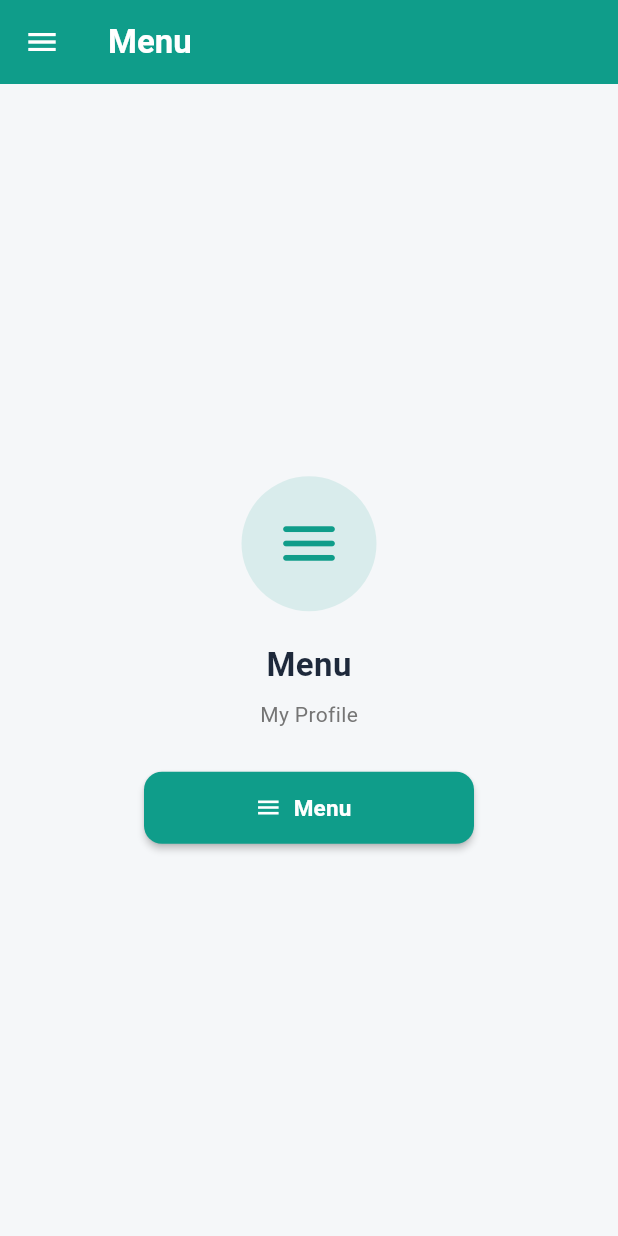
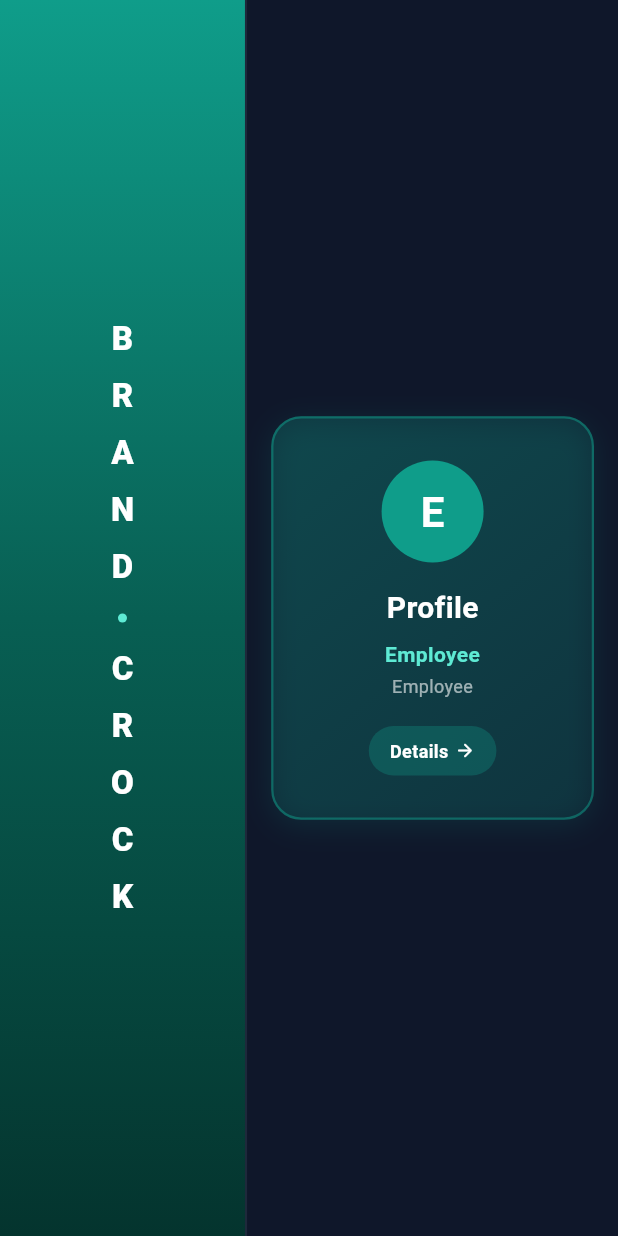
Before and after one commit to Rupesh-27/attendance_system, a Flutter app: the ProfileScreen screen opened directly, on a phone screen of 412 x 824 dp. Run offline on Flutter 3.47's test engine with Material 3 defaults, Android fonts, the phone set to English and light mode, and no system bars; our stand-ins replace file_picker, geocoding, geolocator, shared_preferences; accounts and stored records are empty.

Commit message:
refactor(profile): display split-screen brand menu directly from bottom tab

```diff
--- a/brandhrms_attendance/lib/screens/profile_screen.dart
+++ b/brandhrms_attendance/lib/screens/profile_screen.dart
@@ -4,128 +4,12 @@ import '../main.dart';
 import '../services/api_service.dart';
 import '../services/language_service.dart';
 
-/// Landing screen displayed under the bottom navigation's 4th tab.
-/// Displays an AppBar with the Menu Bar icon, which opens the full-screen split panel.
+/// Screen displayed directly when the user selects the "Menu" bottom navigation tab.
+/// It displays the Split-Screen layout immediately:
+/// - Left Half: Vertical BRAND CROCK (each letter stacked one below the other)
+/// - Right Half: Only the Profile section alone
 class ProfileScreen extends StatelessWidget {
   const ProfileScreen({super.key});
-
-  static const Color primaryColor = Color(0xFF0F9D8A);
-
-  void _openSplitMenu(BuildContext context) {
-    Navigator.of(context).push(
-      PageRouteBuilder(
-        opaque: true,
-        fullscreenDialog: true,
-        pageBuilder: (context, _, __) => const FullScreenSplitMenu(),
-        transitionsBuilder: (context, animation, _, child) {
-          final tween = Tween<Offset>(
-            begin: const Offset(-1.0, 0.0),
-            end: Offset.zero,
-          ).chain(CurveTween(curve: Curves.easeInOutCubic));
-          return SlideTransition(
-            position: animation.drive(tween),
-            child: child,
-          );
-        },
-      ),
-    );
-  }
-
-  @override
-  Widget build(BuildContext context) {
-    return ListenableBuilder(
-      listenable: LanguageService.instance,
-      builder: (context, _) {
-        return Scaffold(
-          backgroundColor: const Color(0xFFF5F7F9),
-          appBar: AppBar(
-            backgroundColor: primaryColor,
-            foregroundColor: Colors.white,
-            leading: IconButton(
-              icon: const Icon(Icons.menu),
-              tooltip: tr('menu'),
-              onPressed: () => _openSplitMenu(context),
-            ),
-            title: Text(
-              tr('menu'),
-              style: const TextStyle(fontWeight: FontWeight.bold),
-            ),
-          ),
-          body: Center(
-            child: SingleChildScrollView(
-              padding: const EdgeInsets.all(24),
-              child: Column(
-                mainAxisAlignment: MainAxisAlignment.center,
-                children: [
-                  Container(
-                    width: 90,
-                    height: 90,
-                    decoration: BoxDecoration(
-                      color: primaryColor.withValues(alpha: 0.12),
-                      shape: BoxShape.circle,
-                    ),
-                    child: const Icon(
-                      Icons.menu_rounded,
-                      size: 46,
-                      color: primaryColor,
-                    ),
-                  ),
-                  const SizedBox(height: 20),
-                  Text(
-                    tr('menu'),
-                    style: const TextStyle(
-                      fontSize: 22,
-                      fontWeight: FontWeight.bold,
-                      color: Color(0xFF1E293B),
-                    ),
-                  ),
-                  const SizedBox(height: 8),
-                  Text(
-                    tr('my_profile'),
-                    style: TextStyle(
-                      fontSize: 14,
-                      color: Colors.grey.shade600,
-                    ),
-                  ),
-                  const SizedBox(height: 28),
-                  SizedBox(
-                    width: 220,
-                    height: 48,
-                    child: ElevatedButton.icon(
-                      onPressed: () => _openSplitMenu(context),
-                      style: ElevatedButton.styleFrom(
-                        backgroundColor: primaryColor,
-                        foregroundColor: Colors.white,
-                        shape: RoundedRectangleBorder(
-                          borderRadius: BorderRadius.circular(12),
-                        ),
-                        elevation: 2,
-                      ),
-                      icon: const Icon(Icons.menu),
-                      label: Text(
-                        tr('menu'),
-                        style: const TextStyle(
-                          fontSize: 15,
-                          fontWeight: FontWeight.bold,
-                        ),
-                      ),
-                    ),
-                  ),
-                ],
-              ),
-            ),
-          ),
-        );
-      },
-    );
-  }
-}
-
-/// Full-Screen Split Navigation Panel:
-/// - Left Half: BRAND CROCK vertically stacked one letter below the other
-/// - Right Half: Only the Profile section alone
-class FullScreenSplitMenu extends StatelessWidget {
-  const FullScreenSplitMenu({super.key});
 
   static const Color brandPrimary = Color(0xFF0F9D8A);
 
@@ -136,7 +20,7 @@ class FullScreenSplitMenu extends StatelessWidget {
         char,
         style: const TextStyle(
           color: Colors.white,
-          fontSize: 21,
+          fontSize: 22,
           fontWeight: FontWeight.w900,
           letterSpacing: 2.0,
         ),
@@ -161,10 +45,7 @@ class FullScreenSplitMenu extends StatelessWidget {
         return Scaffold(
           backgroundColor: const Color(0xFF0F172A),
           body: SafeArea(
-            child: Stack(
-              children: [
-                // Split Screen: Left Half (Brand Crock) & Right Half (Profile Section)
-                Row(
+            child: Row(
               children: [
                 // LEFT HALF: Vertical B R A N D   C R O C K
                 Expanded(
@@ -200,7 +81,7 @@ class FullScreenSplitMenu extends StatelessWidget {
                             _buildVerticalLetter('N'),
                             _buildVerticalLetter('D'),
 
-                                // Separator dot
+                            // Separator Dot
                             const SizedBox(height: 12),
                             Container(
                               width: 6,
@@ -245,12 +126,12 @@ class FullScreenSplitMenu extends StatelessWidget {
                           width: double.infinity,
                           padding: const EdgeInsets.symmetric(
                             horizontal: 16,
-                                vertical: 24,
+                            vertical: 28,
                           ),
                           decoration: BoxDecoration(
                             gradient: LinearGradient(
                               colors: [
-                                    brandPrimary.withValues(alpha: 0.22),
+                                brandPrimary.withValues(alpha: 0.25),
                                 brandPrimary.withValues(alpha: 0.08),
                               ],
                               begin: Alignment.topLeft,
@@ -273,8 +154,8 @@ class FullScreenSplitMenu extends StatelessWidget {
                             mainAxisSize: MainAxisSize.min,
                             children: [
                               Container(
-                                    width: 60,
-                                    height: 60,
+                                width: 68,
+                                height: 68,
                                 decoration: const BoxDecoration(
                                   color: brandPrimary,
                                   shape: BoxShape.circle,
@@ -284,18 +165,18 @@ class FullScreenSplitMenu extends StatelessWidget {
                                     initial,
                                     style: const TextStyle(
                                       color: Colors.white,
-                                          fontSize: 24,
+                                      fontSize: 28,
                                       fontWeight: FontWeight.bold,
                                     ),
                                   ),
                                 ),
                               ),
-                                  const SizedBox(height: 14),
+                              const SizedBox(height: 16),
                               Text(
                                 tr('profile'),
                                 style: const TextStyle(
                                   color: Colors.white,
-                                      fontSize: 18,
+                                  fontSize: 20,
                                   fontWeight: FontWeight.bold,
                                 ),
                               ),
@@ -307,11 +188,11 @@ class FullScreenSplitMenu extends StatelessWidget {
                                 textAlign: TextAlign.center,
                                 style: const TextStyle(
                                   color: Color(0xFF5EEAD4),
-                                      fontSize: 13,
+                                  fontSize: 14,
                                   fontWeight: FontWeight.w600,
                                 ),
                               ),
-                                  const SizedBox(height: 2),
+                              const SizedBox(height: 3),
                               Text(
                                 roleName,
                                 maxLines: 1,
@@ -319,14 +200,14 @@ class FullScreenSplitMenu extends StatelessWidget {
                                 textAlign: TextAlign.center,
                                 style: TextStyle(
                                   color: Colors.white.withValues(alpha: 0.6),
-                                      fontSize: 11,
+                                  fontSize: 12,
                                 ),
                               ),
-                                  const SizedBox(height: 16),
+                              const SizedBox(height: 18),
                               Container(
                                 padding: const EdgeInsets.symmetric(
-                                      horizontal: 12,
-                                      vertical: 6,
+                                  horizontal: 14,
+                                  vertical: 8,
                                 ),
                                 decoration: BoxDecoration(
                                   color: brandPrimary.withValues(alpha: 0.3),
@@ -357,23 +238,6 @@ class FullScreenSplitMenu extends StatelessWidget {
                         ),
                       ),
                     ),
-                      ),
-                    ),
-                  ],
-                ),
-
-                // Top Right Close (✕) Button
-                Positioned(
-                  top: 10,
-                  right: 12,
-                  child: IconButton(
-                    icon: const Icon(
-                      Icons.close_rounded,
-                      color: Colors.white,
-                      size: 28,
-                    ),
-                    tooltip: tr('cancel'),
-                    onPressed: () => Navigator.of(context).pop(),
                   ),
                 ),
               ],
@@ -511,7 +375,7 @@ class ProfileDetailsScreen extends StatelessWidget {
 
                 const SizedBox(height: 16),
 
-                // Work Information (Time Zone removed per previous request)
+                // Work Information (Time Zone removed)
                 _sectionCard(
                   title: tr('work_information'),
                   children: [
```
Lines whose indentation alone changed are shown as unchanged.
